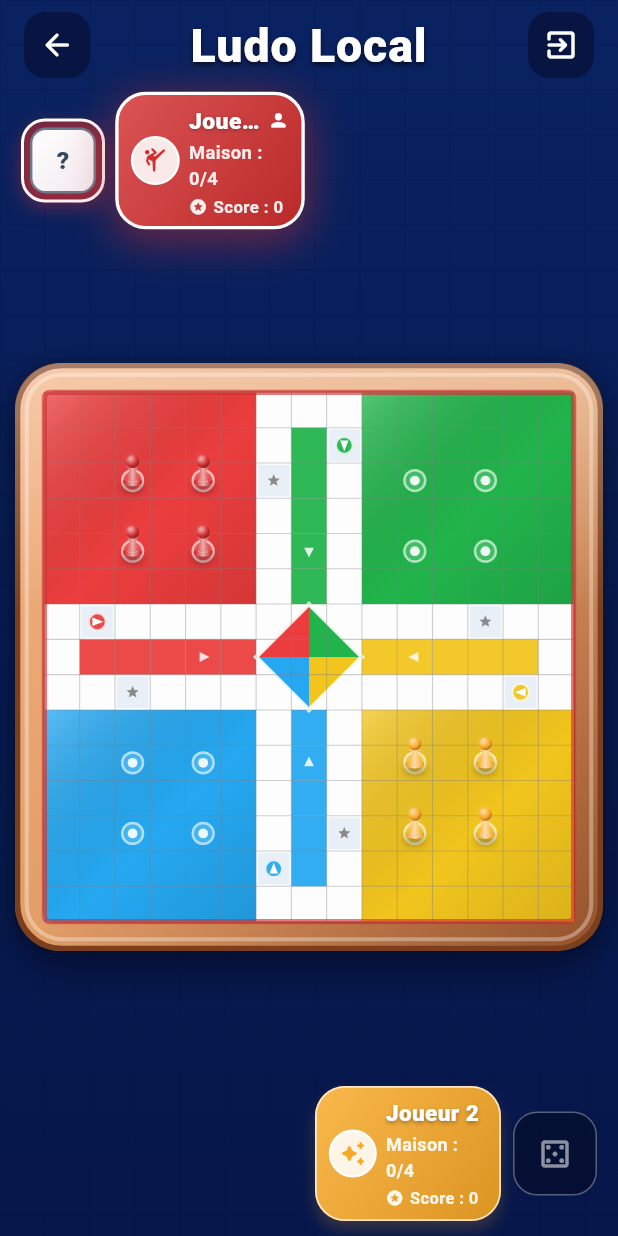
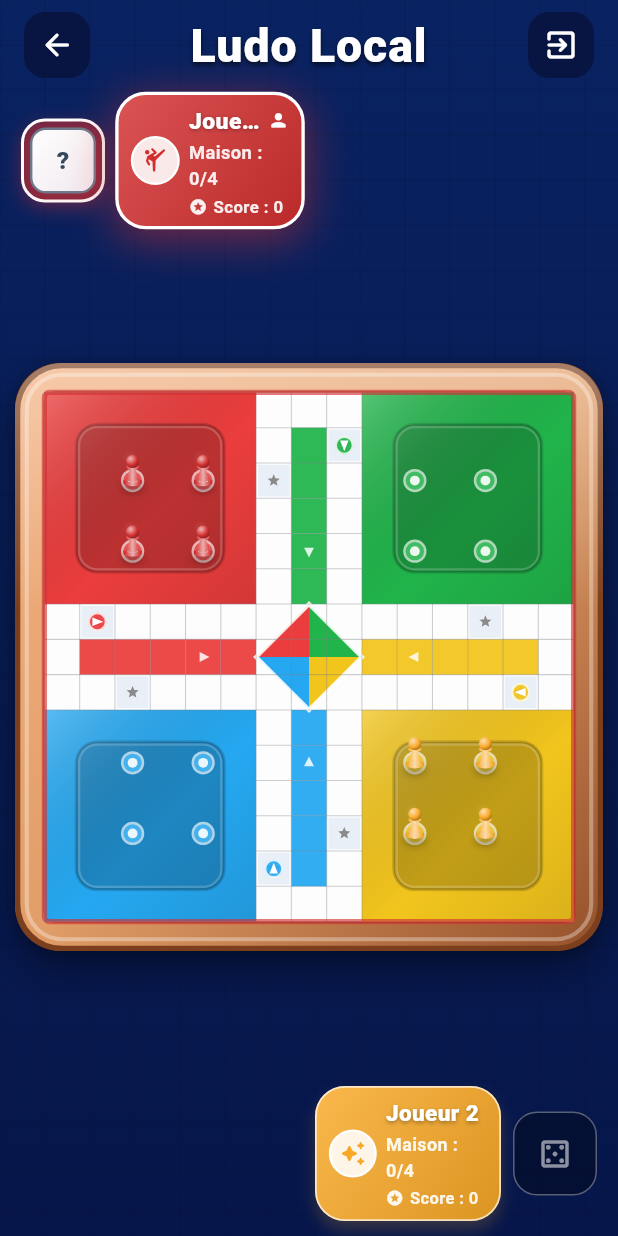
Before and after one commit to blackRYE6140/ludo, a Flutter app: the screen it shows after launch, after a tap on "Démarrer en local", on a phone screen of 412 x 824 dp. Run offline on Flutter 3.47's test engine with Material 3 defaults, Android fonts, the phone set to English and light mode, and no system bars; our stand-ins replace audioplayers.

Commit message:
maj prison pion

```diff
--- a/lib/ui/widgets/ludo_board.dart
+++ b/lib/ui/widgets/ludo_board.dart
@@ -620,7 +620,35 @@ class _BoardPainter extends CustomPainter {
   }
 
   void _fillZone(Canvas canvas, Rect rect, Color color) {
+    // Base quadrant background
     canvas.drawRect(rect, Paint()..color = color);
+
+    // Inner prison area
+    final double cell = rect.width / 6;
+    final Rect innerRect = rect.deflate(cell * 0.9);
+    final RRect rrect = RRect.fromRectAndRadius(innerRect, Radius.circular(cell * 0.6));
+
+    final Color darkerColor = Color.lerp(color, Colors.black, 0.2)!;
+
+    canvas.drawRRect(rrect, Paint()..color = darkerColor);
+
+    // Debossed edge effect
+    canvas.drawRRect(
+      rrect,
+      Paint()
+        ..style = PaintingStyle.stroke
+        ..strokeWidth = 2.0
+        ..color = Colors.black.withValues(alpha: 0.15),
+    );
+    canvas.drawRRect(
+      rrect.deflate(2.0),
+      Paint()
+        ..style = PaintingStyle.stroke
+        ..strokeWidth = 1.5
+        ..color = Colors.white.withValues(alpha: 0.2),
+    );
+
+    // Overall quadrant lighting
     canvas.drawRect(
       rect,
       Paint()
@@ -868,8 +896,25 @@ class _BoardPainter extends CustomPainter {
     for (int i = 0; i <= BoardConstants.boardSize; i++) {
       final double x = inner.left + (i * cell);
       final double y = inner.top + (i * cell);
-      canvas.drawLine(Offset(x, inner.top), Offset(x, inner.bottom), stroke);
-      canvas.drawLine(Offset(inner.left, y), Offset(inner.right, y), stroke);
+
+      if (i > 0 && i < 6 || i > 9 && i < 15) {
+        // Vertical lines in the left/right sections
+        canvas.drawLine(
+          Offset(x, inner.top + 6 * cell),
+          Offset(x, inner.top + 9 * cell),
+          stroke,
+        );
+        // Horizontal lines in the top/bottom sections
+        canvas.drawLine(
+          Offset(inner.left + 6 * cell, y),
+          Offset(inner.left + 9 * cell, y),
+          stroke,
+        );
+      } else {
+        // Full lines for borders and center cross
+        canvas.drawLine(Offset(x, inner.top), Offset(x, inner.bottom), stroke);
+        canvas.drawLine(Offset(inner.left, y), Offset(inner.right, y), stroke);
+      }
     }
   }
 
```
